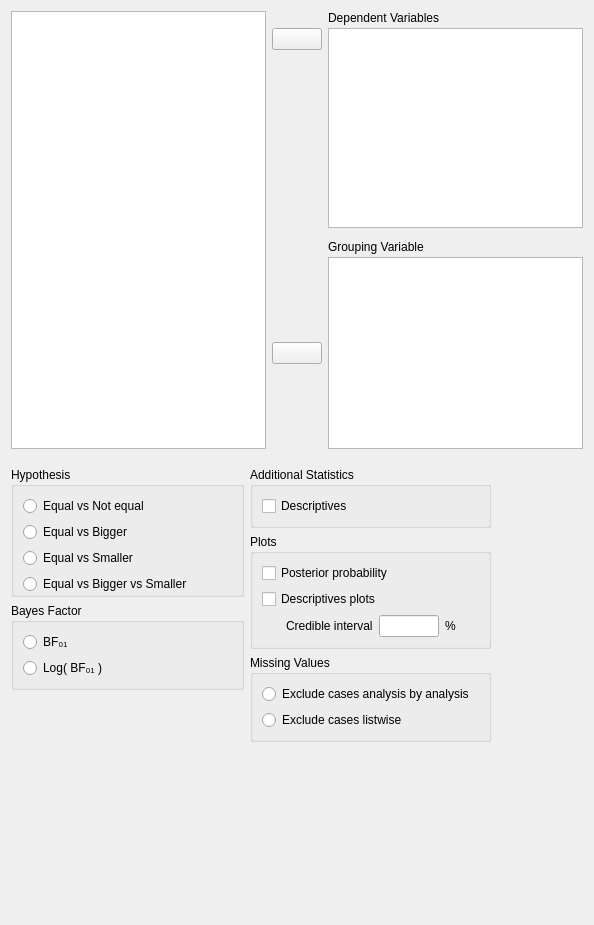
The window that JASP-Desktop/analysisforms/Bain/bainttestbayesianindependentsamplesform.ui (koenderks/Jasp-desktop) describes before a commit, drawn with Qt 5.
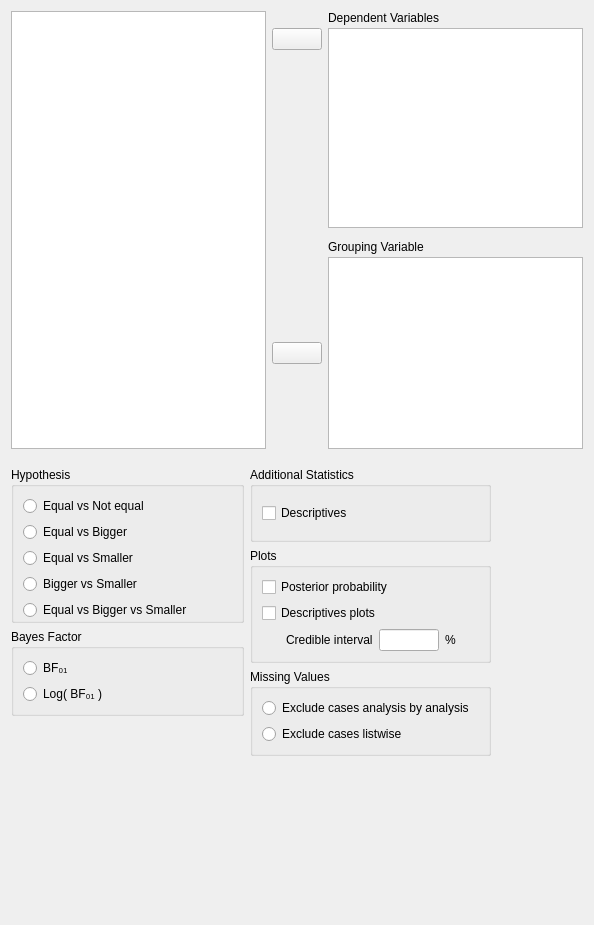
The same window after the commit. Custom widgets are drawn as their Qt base class.

Commit message: added bigger vs smaller to t-tests

Diff of the .ui file:
```diff
--- a/JASP-Desktop/analysisforms/Bain/bainttestbayesianindependentsamplesform.ui
+++ b/JASP-Desktop/analysisforms/Bain/bainttestbayesianindependentsamplesform.ui
@@ -100,6 +100,13 @@
               </property>
              </widget>
             </item>
+            <item row="4" column="0">
+             <widget class="QRadioButton" name="_5allTypes">
+              <property name="text">
+               <string>Equal vs Bigger vs Smaller</string>
+              </property>
+             </widget>
+            </item>
             <item row="1" column="1">
              <spacer name="horizontalSpacer">
               <property name="orientation">
@@ -129,7 +136,7 @@
             <item row="3" column="0">
              <widget class="QRadioButton" name="allTypes">
               <property name="text">
-               <string>Equal vs Bigger vs Smaller</string>
+               <string>Bigger vs Smaller</string>
               </property>
              </widget>
             </item>
```
Left out of the diff: 28 changed lines with no effect on the pictures. The commit also changes 8 other files.
